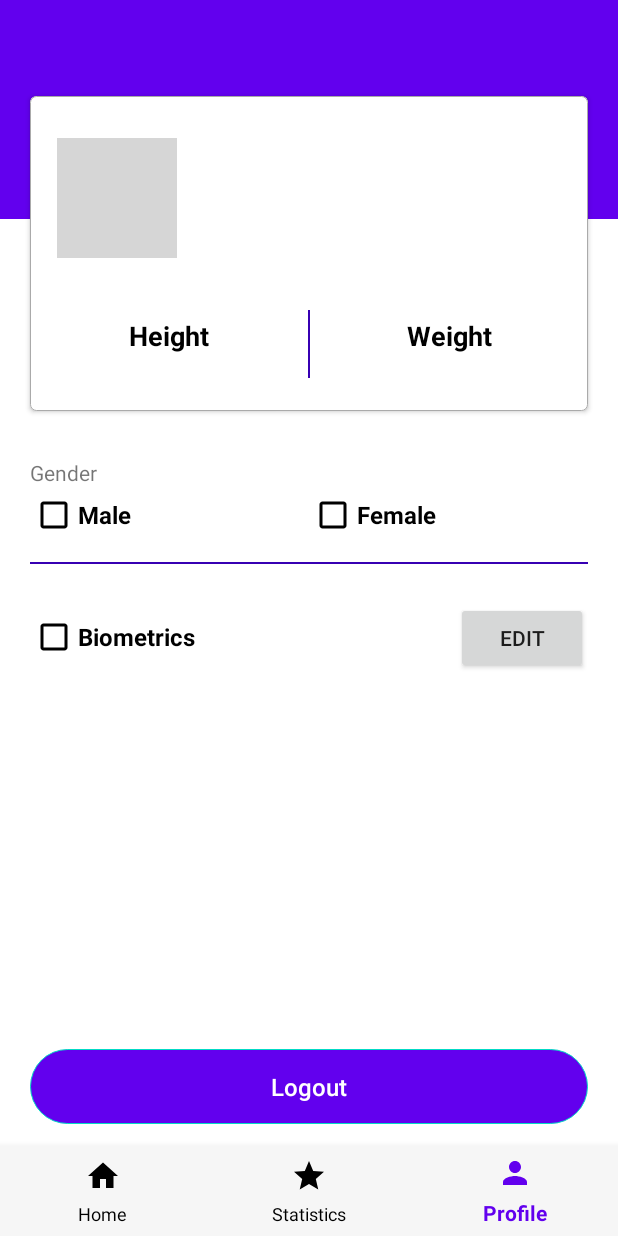
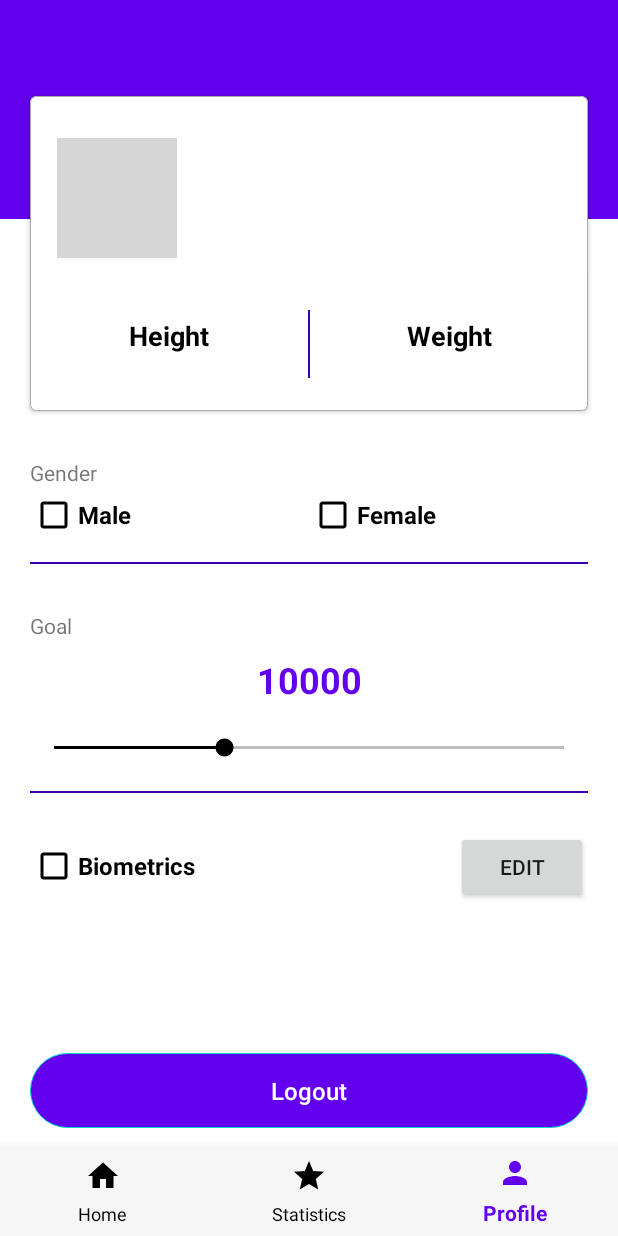
Before and after one commit to anyatsal/MakaoFit, an Android app: the HomeFragment screen opened directly, with no data from a screen before it, item 3 of the bottom bar chosen, on a phone screen of 412 x 824 dp. Run offline under Robolectric (Android 15) with nearby library versions, the phone set to English and light mode, and no system bars; our stand-ins replace CircleImageView, Picasso; pictures from the network do not load; 7 statements that could not run were skipped; grey boxes are pictures that could not be loaded.

Commit message:
add changing default goal value

```diff
--- a/app/src/main/AndroidManifest.xml
+++ b/app/src/main/AndroidManifest.xml
@@ -35,7 +35,7 @@
             android:screenOrientation="portrait"
             android:theme="@style/AppTheme"
             tools:ignore="LockedOrientationActivity"/>
-        <activity android:name=".ui.TutorialActivity"
+        <activity android:name=".ui.training.TutorialActivity"
             android:screenOrientation="portrait"
             android:theme="@style/SplashScreenTheme"
             tools:ignore="LockedOrientationActivity">
--- a/app/src/main/java/com/makao/makaofit/ui/activity/MainActivity.java
+++ b/app/src/main/java/com/makao/makaofit/ui/activity/MainActivity.java
@@ -47,7 +47,7 @@ public class MainActivity extends AppCompatActivity {
 
         googleFitService = new GoogleFitService();
         fitnessOptions = googleFitService.getFitnessOptions();
-        preferences = getSharedPreferences("info", MODE_PRIVATE);
+        preferences = getSharedPreferences("com.makao.makaofit", MODE_PRIVATE);
 
         if (oAuthPermissionApproved()) {
             next();
--- a/app/src/main/java/com/makao/makaofit/ui/fragment/ProfileFragment.java
+++ b/app/src/main/java/com/makao/makaofit/ui/fragment/ProfileFragment.java
@@ -3,14 +3,17 @@ package com.makao.makaofit.ui.fragment;
 import android.content.Context;
 import android.content.Intent;
 import android.content.SharedPreferences;
+import android.os.Build;
 import android.os.Bundle;
 import android.view.LayoutInflater;
 import android.view.View;
 import android.view.ViewGroup;
 import android.widget.Button;
 import android.widget.ImageView;
+import android.widget.SeekBar;
 import android.widget.TextView;
 
+import androidx.annotation.RequiresApi;
 import androidx.fragment.app.Fragment;
 
 import com.google.android.gms.auth.api.signin.GoogleSignIn;
@@ -18,9 +21,8 @@ import com.google.android.gms.auth.api.signin.GoogleSignInClient;
 import com.google.android.gms.auth.api.signin.GoogleSignInOptions;
 import com.makao.makaofit.R;
 import com.makao.makaofit.service.GoogleFitService;
-import com.makao.makaofit.ui.TutorialActivity;
+import com.makao.makaofit.ui.training.TutorialActivity;
 import com.makao.makaofit.ui.activity.EditProfileActivity;
-import com.makao.makaofit.ui.activity.MainActivity;
 import com.squareup.picasso.Picasso;
 
 import static android.content.Context.MODE_PRIVATE;
@@ -43,7 +45,7 @@ public class ProfileFragment extends Fragment {
                              Bundle savedInstanceState) {
         View view = inflater.inflate(R.layout.fragment_profile, container, false);
 
-        preferences = getContext().getSharedPreferences("info", MODE_PRIVATE);
+        preferences = getContext().getSharedPreferences("com.makao.makaofit", MODE_PRIVATE);
         googleFitService = new GoogleFitService();
 
         initView(view);
@@ -71,9 +73,37 @@ public class ProfileFragment extends Fragment {
         TextView heightView = view.findViewById(R.id.user_height);
         TextView weightView = view.findViewById(R.id.user_weight);
         ImageView photoView = view.findViewById(R.id.img_user_photo);
+        SeekBar goalView = view.findViewById(R.id.goal);
+        TextView goalTextView = view.findViewById(R.id.tv_goal);
+
+        if (Build.VERSION.SDK_INT >= Build.VERSION_CODES.O) {
+            goalView.setMin(5000);
+        }
+        goalView.setMax(20000);
+        goalTextView.setText("" + preferences.getInt("goal", 10000));
+        goalView.setProgress(preferences.getInt("goal", 10000));
+
+        goalView.setOnSeekBarChangeListener(new SeekBar.OnSeekBarChangeListener() {
+            @Override
+            public void onProgressChanged(SeekBar seekBar, int progress, boolean fromUser) {
+                goalTextView.setText("" + progress);
+            }
+
+            @Override
+            public void onStartTrackingTouch(SeekBar seekBar) {
+
+            }
+
+            @Override
+            public void onStopTrackingTouch(SeekBar seekBar) {
+                preferences.edit().putInt("goal", seekBar.getProgress()).commit();
+                goalView.setProgress(seekBar.getProgress());
+            }
+        });
 
         nameView.setText(preferences.getString("username", ""));
         emailView.setText(preferences.getString("email", ""));
+
 
         String photoUrl = preferences.getString("photoUrl", "");
         Picasso.with(getContext()).load(photoUrl).into(photoView);
--- a/app/src/main/java/com/makao/makaofit/ui/TutorialActivity.kt
+++ b/app/src/main/java/com/makao/makaofit/ui/training/TutorialActivity.kt
@@ -1,4 +1,4 @@
-package com.makao.makaofit.ui
+package com.makao.makaofit.ui.training
 
 import android.os.Bundle
 import android.view.View
--- a/app/src/main/java/com/makao/makaofit/ui/TutorialAdapter.kt
+++ b/app/src/main/java/com/makao/makaofit/ui/training/TutorialAdapter.kt
@@ -1,4 +1,4 @@
-package com.makao.makaofit.ui
+package com.makao.makaofit.ui.training
 
 import android.view.LayoutInflater
 import android.view.View
--- a/app/src/main/java/com/makao/makaofit/ui/TutorialFragment.kt
+++ b/app/src/main/java/com/makao/makaofit/ui/training/TutorialFragment.kt
@@ -1,4 +1,4 @@
-package com.makao.makaofit.ui
+package com.makao.makaofit.ui.training
 
 import android.content.Context
 import android.content.Intent
@@ -8,7 +8,6 @@ import androidx.fragment.app.Fragment
 import com.makao.makaofit.R
 import com.makao.makaofit.ui.activity.AppActivity
 import com.makao.makaofit.ui.activity.MainActivity
-import kotlinx.android.synthetic.main.activity_app.*
 import kotlinx.android.synthetic.main.fragment_tutorial.*
 import kotlinx.android.synthetic.main.fragment_tutorial.view.*
 
--- a/app/src/main/res/layout/fragment_home.xml
+++ b/app/src/main/res/layout/fragment_home.xml
@@ -11,7 +11,7 @@
         android:layout_height="wrap_content"
         android:layout_marginTop="100dp"
         android:background="@drawable/circle_shape"
-        android:text="5709"
+        android:text="0"
         android:textSize="62sp"
         android:textStyle="bold"
         app:layout_constraintEnd_toEndOf="parent"
@@ -39,7 +39,7 @@
             android:textColor="@color/black"
             android:textSize="24sp"
             android:textStyle="bold"
-            android:text="440 kcal" />
+            android:text="0 kcal" />
 
         <TextView
             android:id="@+id/distance"
@@ -51,7 +51,7 @@
             android:textColor="@color/black"
             android:textSize="24sp"
             android:textStyle="bold"
-            android:text="2.7 km" />
+            android:text="0 km" />
     </LinearLayout>
 
     <LinearLayout
--- a/app/src/main/res/layout/fragment_profile.xml
+++ b/app/src/main/res/layout/fragment_profile.xml
@@ -117,6 +117,63 @@
         </androidx.constraintlayout.widget.ConstraintLayout>
 
         <androidx.constraintlayout.widget.ConstraintLayout
+            android:id="@+id/input_goal"
+            android:layout_width="match_parent"
+            android:layout_height="wrap_content"
+            android:layout_marginStart="20dp"
+            android:layout_marginTop="25dp"
+            android:layout_marginEnd="20dp"
+            app:layout_constraintEnd_toEndOf="parent"
+            app:layout_constraintStart_toStartOf="parent"
+            app:layout_constraintTop_toBottomOf="@+id/input_gender">
+
+            <TextView
+                android:id="@+id/title_goal"
+                android:layout_width="wrap_content"
+                android:layout_height="wrap_content"
+                android:layout_marginTop="6dp"
+                android:text="@string/goal"
+                app:layout_constraintStart_toStartOf="parent"
+                app:layout_constraintTop_toTopOf="parent" />
+
+            <SeekBar
+                android:id="@+id/goal"
+                android:layout_width="match_parent"
+                android:layout_height="wrap_content"
+                android:layout_marginTop="20dp"
+                android:progress="10000"
+                android:min="5000"
+                android:max="20000"
+                app:layout_constraintEnd_toEndOf="parent"
+                app:layout_constraintStart_toStartOf="parent"
+                app:layout_constraintTop_toBottomOf="@+id/tv_goal" />
+
+            <TextView
+                android:id="@+id/tv_goal"
+                app:layout_constraintEnd_toEndOf="parent"
+                app:layout_constraintStart_toStartOf="parent"
+                android:layout_marginTop="10dp"
+                android:textColor="@color/colorPrimary"
+                android:gravity="center"
+                tools:text="10000"
+                android:textStyle="bold"
+                android:textSize="24sp"
+                app:layout_constraintTop_toBottomOf="@+id/title_goal"
+                android:layout_width="wrap_content"
+                android:layout_height="wrap_content"/>
+
+            <include
+                layout="@layout/item_divider"
+                android:layout_width="match_parent"
+                android:layout_height="1dp"
+                android:layout_marginTop="20dp"
+                app:layout_constraintEnd_toEndOf="parent"
+                app:layout_constraintStart_toStartOf="parent"
+                app:layout_constraintTop_toBottomOf="@+id/goal" />
+
+        </androidx.constraintlayout.widget.ConstraintLayout>
+
+        <androidx.constraintlayout.widget.ConstraintLayout
             android:id="@+id/boxes"
             android:layout_width="match_parent"
             android:layout_height="wrap_content"
@@ -125,7 +182,7 @@
             android:layout_marginEnd="20dp"
             app:layout_constraintEnd_toEndOf="parent"
             app:layout_constraintStart_toStartOf="parent"
-            app:layout_constraintTop_toBottomOf="@+id/input_gender">
+            app:layout_constraintTop_toBottomOf="@+id/input_goal">
 
             <LinearLayout
                 android:layout_width="match_parent"
@@ -137,11 +194,11 @@
                     android:id="@+id/biometrics"
                     android:layout_width="wrap_content"
                     android:layout_height="wrap_content"
-                    android:textSize="16sp"
-                    android:textStyle="bold"
                     android:layout_marginEnd="20dp"
                     android:layout_weight="1"
                     android:text="Biometrics"
+                    android:textSize="16sp"
+                    android:textStyle="bold"
                     app:layout_constraintEnd_toEndOf="parent"
                     app:layout_constraintStart_toStartOf="parent"
                     app:layout_constraintTop_toBottomOf="@+id/input_gender" />
@@ -160,7 +217,7 @@
             android:layout_width="match_parent"
             android:layout_height="50dp"
             android:layout_marginStart="20dp"
-            android:layout_marginTop="250dp"
+            android:layout_marginTop="100dp"
             android:layout_marginEnd="20dp"
             app:layout_constraintEnd_toEndOf="parent"
             app:layout_constraintStart_toStartOf="parent"
--- a/app/src/main/res/navigation/nav_graph_tutorial.xml
+++ b/app/src/main/res/navigation/nav_graph_tutorial.xml
@@ -6,7 +6,7 @@
 
     <fragment
         android:id="@+id/tutorialFragment"
-        android:name="com.makao.makaofit.ui.TutorialFragment">
+        android:name="com.makao.makaofit.ui.training.TutorialFragment">
     </fragment>
 
 </navigation>
--- a/app/src/main/res/values/strings.xml
+++ b/app/src/main/res/values/strings.xml
@@ -28,4 +28,5 @@
     <string name="the_weight_is_incorrect">The weight is incorrect</string>
     <string name="the_height_is_incorrect">The height is incorrect</string>
     <string name="skip">Skip</string>
+    <string name="goal">Goal</string>
 </resources>
```
Also changed, not shown: app/src/main/res/drawable/img3.jpg.
